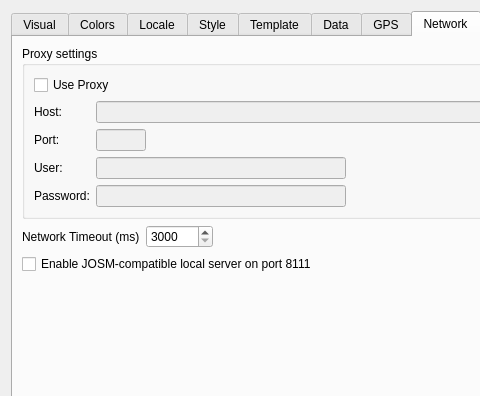
Qt form src/Preferences/PreferencesDialog.ui (openstreetmap/merkaartor) before a commit; both pictures show x 0 to 480 and y 0 to 396 of the 689 by 487 pixel window.
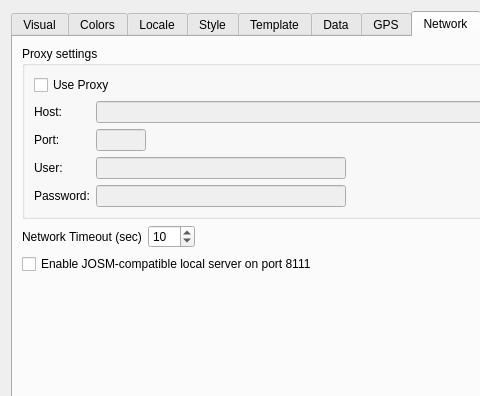
The same form after that commit.

Commit message: show network timeout in seconds

The edit to the form file:
```diff
--- a/src/Preferences/PreferencesDialog.ui
+++ b/src/Preferences/PreferencesDialog.ui
@@ -1270,20 +1270,23 @@
          <item>
           <widget class="QLabel" name="label_12">
            <property name="text">
-            <string>Network Timeout (ms)</string>
+            <string>Network Timeout (sec)</string>
            </property>
           </widget>
          </item>
          <item>
           <widget class="QSpinBox" name="sbNetworkTimeout">
            <property name="minimum">
-            <number>3000</number>
+            <number>3</number>
            </property>
            <property name="maximum">
-            <number>999999</number>
+            <number>999</number>
            </property>
            <property name="singleStep">
-            <number>1000</number>
+            <number>1</number>
+           </property>
+           <property name="value">
+            <number>10</number>
            </property>
           </widget>
          </item>
```
The commit also changes 1 other file.
